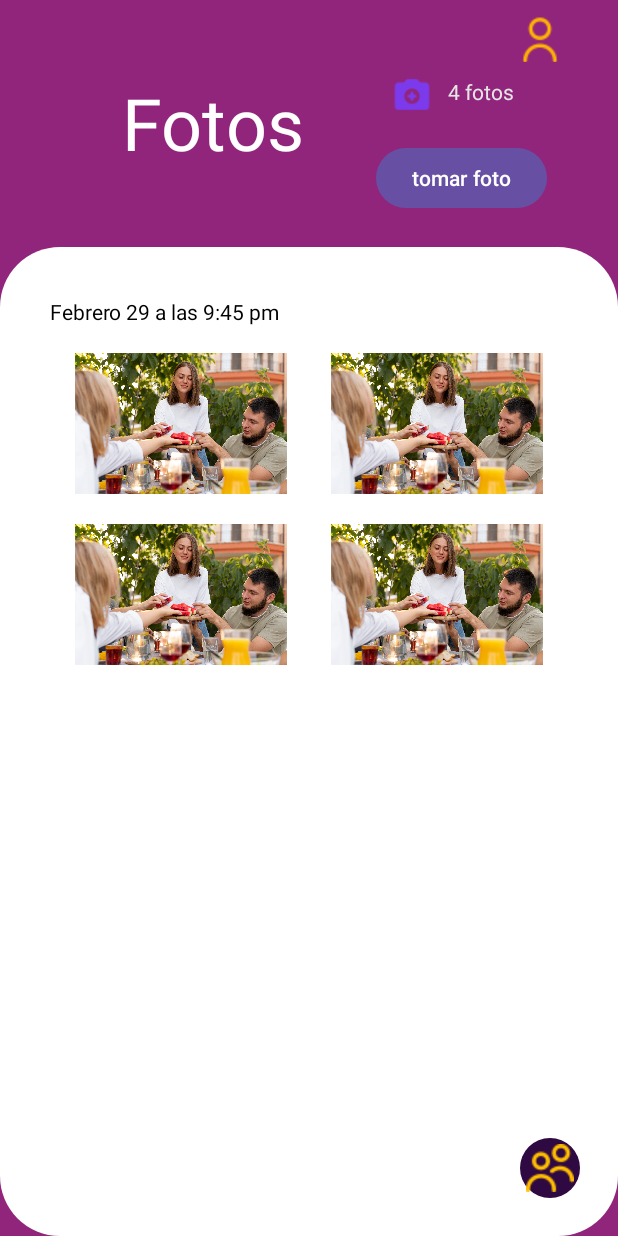
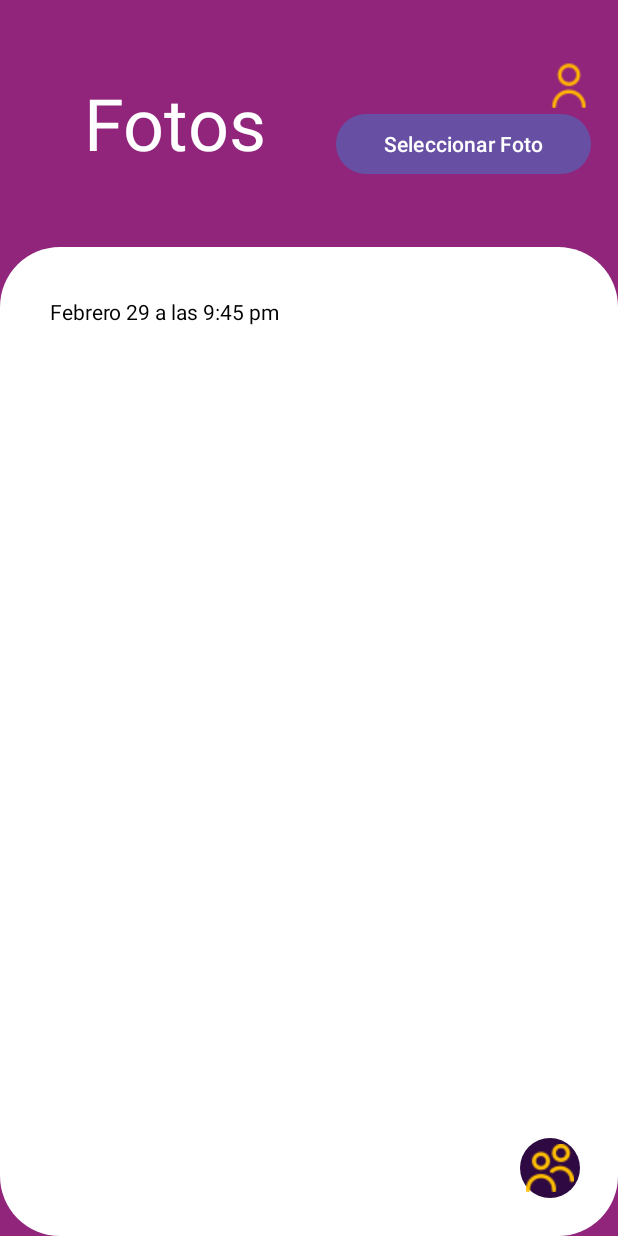
Before and after one commit to ICM2410/CityPlan, an Android app: the GaleriaActivity screen opened directly, with no data from a screen before it, on a phone screen of 412 x 824 dp. Run offline under Robolectric (Android 15) with nearby library versions, the phone set to English and light mode, and no system bars; pictures from the network do not load; 1 statement that could not run was skipped.

Commit message:
Galeria funcional con diferentes fotos

```diff
--- a/app/src/main/AndroidManifest.xml
+++ b/app/src/main/AndroidManifest.xml
@@ -1,12 +1,15 @@
 <?xml version="1.0" encoding="utf-8"?>
 <manifest xmlns:android="http://schemas.android.com/apk/res/android"
     xmlns:tools="http://schemas.android.com/tools">
+
+
 
     <uses-permission android:name="android.permission.INTERNET" />
     <uses-permission android:name="android.permission.READ_CONTACTS" />
     <uses-permission android:name="android.permission.ACCESS_FINE_LOCATION" />
     <uses-permission android:name="android.permission.ACCESS_COARSE_LOCATION" />
     <uses-permission android:name="android.permission.READ_EXTERNAL_STORAGE" />
+    <uses-permission android:name="android.permission.WRITE_EXTERNAL_STORAGE" />
 
     <application
         android:allowBackup="true"
--- a/app/src/main/java/com/example/primeraentrega/GaleriaActivity.kt
+++ b/app/src/main/java/com/example/primeraentrega/GaleriaActivity.kt
@@ -1,19 +1,14 @@
 package com.example.primeraentrega
 
-import android.content.ActivityNotFoundException
-import android.content.Intent
-import android.Manifest
-import android.content.pm.PackageManager
-import android.graphics.BitmapFactory
+import PhotoGalleryAdapter
+
 import android.net.Uri
 import android.os.Bundle
-import android.widget.Toast
 import androidx.activity.result.ActivityResultCallback
 import androidx.activity.result.contract.ActivityResultContracts
 import androidx.appcompat.app.AppCompatActivity
-import androidx.core.app.ActivityCompat
-import androidx.core.content.ContextCompat
 import androidx.core.content.FileProvider
+import androidx.recyclerview.widget.LinearLayoutManager
 import com.example.primeraentrega.databinding.ActivityGaleriaBinding
 import java.io.File
 
@@ -23,8 +18,17 @@ class GaleriaActivity : AppCompatActivity() {
     private lateinit var binding : ActivityGaleriaBinding
     private lateinit var uriCamera : Uri
     private val REQUEST_CAMERA_PERMISSION = 100
+    private val photoList = mutableListOf<Uri>()
+    private lateinit var photoGalleryAdapter: PhotoGalleryAdapter
 
-    val getContentCamera = registerForActivityResult(ActivityResultContracts.TakePicture(),
+    val getContentGallery = registerForActivityResult(
+        ActivityResultContracts.GetContent(),
+        ActivityResultCallback {
+            loadImage(it)
+        })
+
+    val getContentCamera = registerForActivityResult(
+        ActivityResultContracts.TakePicture(),
         ActivityResultCallback {
             if(it){
                 loadImage(uriCamera)
@@ -39,36 +43,39 @@ class GaleriaActivity : AppCompatActivity() {
         val file = File(getFilesDir(), "picFromCamera");
         uriCamera = FileProvider.getUriForFile(baseContext,baseContext.packageName + ".fileprovider", file)
 
-        binding.tomarFoto.setOnClickListener {
-            takePicture()
+        // Configurar RecyclerView
+        binding.photoGalleryRecyclerView.layoutManager =
+            LinearLayoutManager(this, LinearLayoutManager.HORIZONTAL, false)
+        photoGalleryAdapter = PhotoGalleryAdapter(photoList)
+        binding.photoGalleryRecyclerView.adapter = photoGalleryAdapter
+
+
+        binding.buttonSeleccionarFoto.setOnClickListener {
+            getContentGallery.launch("image/*")
         }
-    }
 
-    private fun takePicture() {
-        if (ContextCompat.checkSelfPermission(this, Manifest.permission.CAMERA) == PackageManager.PERMISSION_GRANTED) {
+        /*
+        binding.buttonTomarFoto.setOnClickListener {
+            // Permiso de cámara concedido, lanzar la actividad de la cámara
             getContentCamera.launch(uriCamera)
-        } else {
-            ActivityCompat.requestPermissions(this, arrayOf(Manifest.permission.CAMERA), REQUEST_CAMERA_PERMISSION)
         }
+        */
+
     }
 
     private fun loadImage(uri : Uri?) {
-        val imageStream = getContentResolver().openInputStream(uri!!)
-        val bitmap = BitmapFactory.decodeStream(imageStream)
-        binding.imageView5.setImageBitmap(bitmap)
+        // Agregar la Uri recibida a la lista de fotos
+        if (uri != null) {
+            photoList.add(uri)
+        }
+        // Notificar al adaptador que se ha agregado una nueva foto
+        photoGalleryAdapter.notifyItemInserted(photoList.size - 1)
+        // Crear una nueva Uri para la próxima foto
+        val file = File(getFilesDir(), "picFromCamera")
+        uriCamera = FileProvider.getUriForFile(baseContext, baseContext.packageName + ".fileprovider", file)
     }
 
-    override fun onRequestPermissionsResult(requestCode: Int, permissions: Array<out String>, grantResults: IntArray) {
-        super.onRequestPermissionsResult(requestCode, permissions, grantResults)
-        if (requestCode == REQUEST_CAMERA_PERMISSION) {
-            if (grantResults.isNotEmpty() && grantResults[0] == PackageManager.PERMISSION_GRANTED) {
-                // Permiso de cámara concedido, puedes lanzar la actividad de la cámara
-                getContentCamera.launch(uriCamera)
-            } else {
-                // Permiso de cámara denegado, puedes mostrar un mensaje al usuario o tomar alguna acción adicional
-                Toast.makeText(this, "Permiso de cámara denegado", Toast.LENGTH_SHORT).show()
-            }
-        }
-    }
+
+
 
 }
--- a/app/src/main/res/layout/activity_galeria.xml
+++ b/app/src/main/res/layout/activity_galeria.xml
@@ -18,7 +18,7 @@
             android:id="@+id/textView2"
             android:layout_width="wrap_content"
             android:layout_height="wrap_content"
-            android:layout_marginStart="44dp"
+            android:layout_marginStart="40dp"
             android:text="@string/Fotos"
             android:textColor="#FFFFFF"
             android:textSize="48sp"
@@ -31,8 +31,10 @@
 
         <LinearLayout
             android:id="@+id/linearLayout5"
-            android:layout_width="wrap_content"
+            android:layout_width="170dp"
             android:layout_height="wrap_content"
+            android:layout_marginStart="30dp"
+            android:layout_marginEnd="2dp"
             android:gravity="right"
             android:orientation="vertical"
             app:layout_constraintBottom_toBottomOf="parent"
@@ -51,37 +53,12 @@
                 android:background="@color/transparente"
                 app:srcCompat="@drawable/user" />
 
-            <LinearLayout
-                android:id="@+id/linearLayout6"
-                android:layout_width="wrap_content"
-                android:layout_height="wrap_content"
-                android:gravity="center"
-                android:orientation="horizontal"
-                android:layout_gravity="center">
-
-                <ImageView
-                    android:id="@+id/imageView"
-                    android:layout_width="28dp"
-                    android:layout_height="27dp"
-                    app:srcCompat="@drawable/icono_camara" />
-
-                <TextView
-                    android:id="@+id/textView4"
-                    android:layout_width="46dp"
-                    android:layout_height="23dp"
-                    android:layout_margin="10dp"
-                    android:text="@string/cantFotos"
-                    android:textColor="@color/grisMedio" />
-
-            </LinearLayout>
-
             <Button
-                android:id="@+id/tomarFoto"
-                android:layout_width="wrap_content"
+                android:id="@+id/buttonSeleccionarFoto"
+                android:layout_width="match_parent"
                 android:layout_height="wrap_content"
                 android:layout_weight="0.5"
-                android:text="tomar foto"
-                android:layout_margin="10dp" />
+                android:text="Seleccionar Foto" />
 
         </LinearLayout>
 
@@ -91,6 +68,7 @@
         android:layout_width="match_parent"
         android:layout_height="0dp"
         android:layout_weight="4">
+
         <LinearLayout
             android:id="@+id/linearLayout4"
             android:layout_width="match_parent"
@@ -107,49 +85,14 @@
                 android:text="@string/fecha"
                 android:textColor="@color/black" />
 
-            <LinearLayout
+            <!-- RecyclerView para mostrar las imágenes tomadas -->
+            <androidx.recyclerview.widget.RecyclerView
+                android:id="@+id/photoGalleryRecyclerView"
                 android:layout_width="match_parent"
-                android:layout_height="94dp"
-                android:layout_margin="10dp"
-                android:gravity="center"
-                android:orientation="horizontal">
+                android:layout_height="wrap_content"
+                android:layout_weight="4" />
 
-                <ImageView
-                    android:id="@+id/imageView6"
-                    android:layout_width="0dp"
-                    android:layout_height="match_parent"
-                    android:layout_weight="1"
-                    app:srcCompat="@drawable/foto2" />
 
-                <ImageView
-                    android:id="@+id/imageView5"
-                    android:layout_width="0dp"
-                    android:layout_height="match_parent"
-                    android:layout_weight="1"
-                    app:srcCompat="@drawable/foto2" />
-            </LinearLayout>
-
-            <LinearLayout
-                android:layout_width="match_parent"
-                android:layout_height="94dp"
-                android:layout_margin="10dp"
-                android:gravity="center"
-                android:orientation="horizontal">
-
-                <ImageView
-                    android:id="@+id/imageView3"
-                    android:layout_width="0dp"
-                    android:layout_height="match_parent"
-                    android:layout_weight="1"
-                    app:srcCompat="@drawable/foto2" />
-
-                <ImageView
-                    android:layout_width="0dp"
-                    android:layout_height="match_parent"
-                    android:layout_weight="1"
-                    app:srcCompat="@drawable/foto2" />
-
-            </LinearLayout>
         </LinearLayout>
         <ImageButton
             android:id="@+id/botonAgregarGrupo"
--- a/app/src/main/res/layout/activity_recomendaciones.xml
+++ b/app/src/main/res/layout/activity_recomendaciones.xml
@@ -8,7 +8,7 @@
     tools:context=".RecomendacionesActivity">
 
     <LinearLayout
-        android:id="@+id/linearLayout"
+        android:id="@+id/fila1"
         android:layout_width="match_parent"
         android:layout_height="52dp"
         android:layout_marginBottom="20dp"
@@ -49,5 +49,5 @@
         app:layout_constraintBottom_toBottomOf="parent"
         app:layout_constraintEnd_toEndOf="parent"
         app:layout_constraintStart_toStartOf="parent"
-        app:layout_constraintTop_toBottomOf="@+id/linearLayout" />
+        app:layout_constraintTop_toBottomOf="@+id/fila1" />
 </androidx.constraintlayout.widget.ConstraintLayout>
```
Also changed, not shown: app/src/main/java/com/example/primeraentrega/Adapters/PhotoGalleryAdapter.kt (added, +32 -0 lines), app/src/main/res/layout/item_photo_gallery.xml (added, +14 -0 lines).
